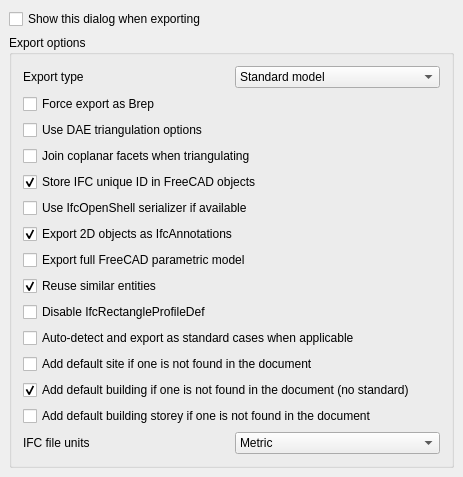
Above: src/Mod/Arch/Resources/ui/preferences-ifc-export.ui from southseact-3d/fcd before the change. Below: the same form after it.
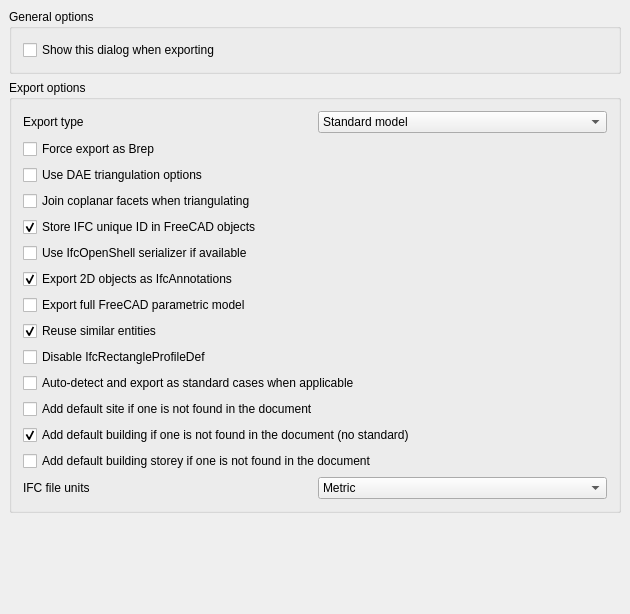
That is the form after the change. Custom widgets are drawn as their Qt base class.

Commit message:
Arch: improve import and export IFC preferences pages
Some tooltips are made more readable by adding newlines.

For `IFC import`, better tooltip for the `Number of cores` option;
also the `Replace 'Project'...` option.

For `IFC export`, better tooltip for the `Export type`;
also `IFC file units`.
Also add `General options` in case other options are added.

```diff
--- a/src/Mod/Arch/Resources/ui/preferences-ifc-export.ui
+++ b/src/Mod/Arch/Resources/ui/preferences-ifc-export.ui
@@ -6,8 +6,8 @@
    <rect>
     <x>0</x>
     <y>0</y>
-    <width>463</width>
-    <height>466</height>
+    <width>630</width>
+    <height>614</height>
    </rect>
   </property>
   <property name="windowTitle">
@@ -20,6 +20,21 @@
    <property name="margin">
     <number>9</number>
    </property>
+   <property name="topMargin">
+    <number>9</number>
+   </property>
+   <property name="rightMargin">
+    <number>9</number>
+   </property>
+   <property name="bottomMargin">
+    <number>9</number>
+   </property>
+   <item>
+    <widget class="QGroupBox" name="group_box_0">
+     <property name="title">
+      <string>General options</string>
+     </property>
+     <layout class="QVBoxLayout" name="verticalLayout">
    <item>
     <widget class="Gui::PrefCheckBox" name="checkBox_7">
      <property name="text">
@@ -33,6 +48,9 @@
      </property>
     </widget>
    </item>
+     </layout>
+    </widget>
+   </item>
    <item>
     <widget class="QGroupBox" name="groupBox">
      <property name="title">
```
Left out of the diff: 28 changed lines with no effect on the pictures. Lines whose indentation alone changed are shown as unchanged. The commit also changes 1 other file.
